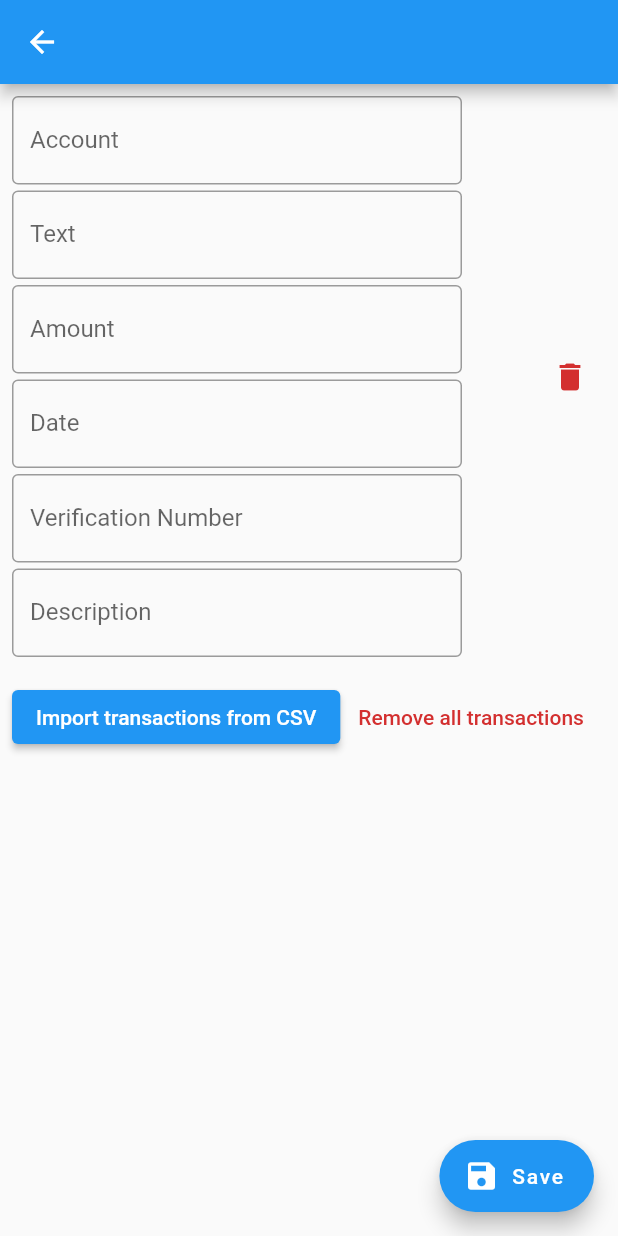
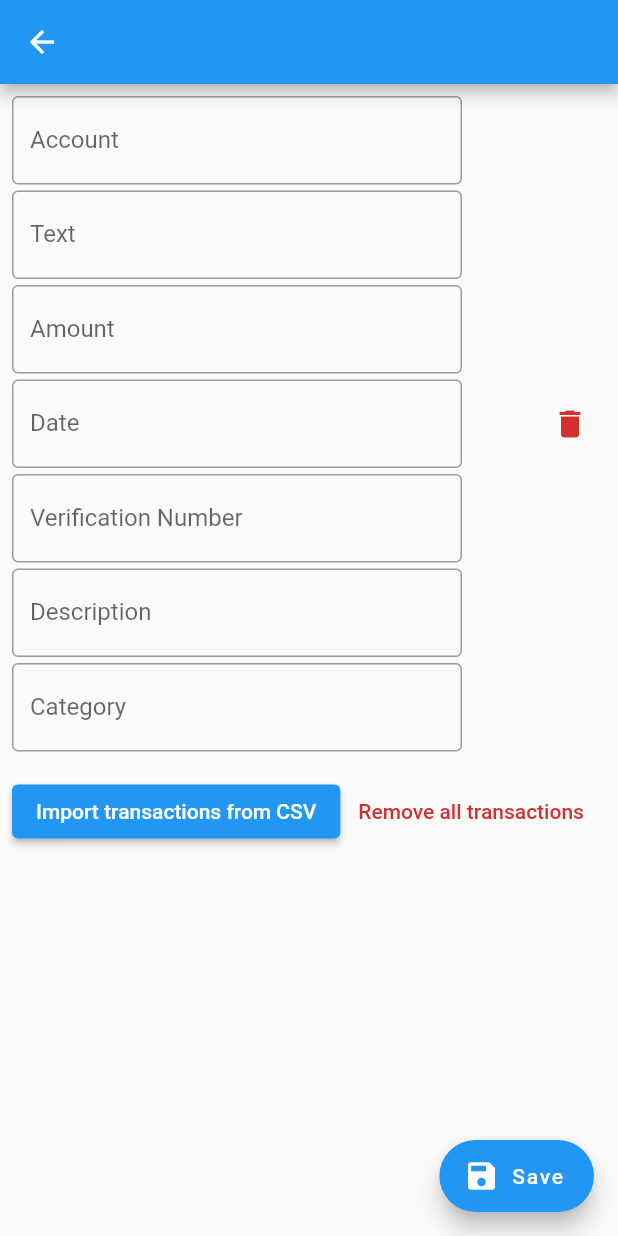
Before and after one commit to Hannnes1/expenses_tracker, a Flutter app: the screen it shows after launch, after a tap on the "add" icon, on a phone screen of 412 x 824 dp. Run offline on Flutter 3.47's test engine with Material 2 defaults, Android fonts, the light colour scheme and no system bars; our stand-ins replace csv, dio, file_picker, flutter_dotenv, freezed_annotation, logger and 2 more; network calls fail; statements that could not run were skipped.

Commit message:
Show categories in transactions list

```diff
--- a/expensetrack/analysis_options.yaml
+++ b/expensetrack/analysis_options.yaml
@@ -15,3 +15,4 @@ analyzer:
     - "**/app.locator.dart"
     - "**/app.router.dart"
     - "**/app.logger.dart"
+    - "**/*.g.dart"
--- a/expensetrack/lib/app/app.dart
+++ b/expensetrack/lib/app/app.dart
@@ -1,3 +1,4 @@
+import 'package:expensetrack/services/category_service.dart';
 import 'package:expensetrack/services/file_picker.dart';
 import 'package:expensetrack/services/transaction_service.dart';
 import 'package:expensetrack/ui/view/add_transactions/add_transactions_view.dart';
@@ -16,6 +17,7 @@ import 'package:stacked_services/stacked_services.dart';
     LazySingleton(classType: TransactionService),
     LazySingleton(classType: NavigationService),
     LazySingleton(classType: FilePickerService),
+    LazySingleton(classType: CategoryService),
   ],
   logger: StackedLogger(),
 )
--- a/expensetrack/lib/app/app.locator.dart
+++ b/expensetrack/lib/app/app.locator.dart
@@ -11,6 +11,7 @@ import 'package:stacked/stacked.dart';
 import 'package:stacked/stacked_annotations.dart';
 import 'package:stacked_services/stacked_services.dart';
 
+import '../services/category_service.dart';
 import '../services/file_picker.dart';
 import '../services/transaction_service.dart';
 
@@ -26,4 +27,5 @@ void setupLocator({String? environment, EnvironmentFilter? environmentFilter}) {
   locator.registerLazySingleton(() => TransactionService());
   locator.registerLazySingleton(() => NavigationService());
   locator.registerLazySingleton(() => FilePickerService());
+  locator.registerLazySingleton(() => CategoryService());
 }
--- a/expensetrack/lib/models/transaction.dart
+++ b/expensetrack/lib/models/transaction.dart
@@ -11,7 +11,8 @@ class Transaction with _$Transaction {
   factory Transaction({
     /// The ID of the category.
     ///
-    /// Will be ignored when writing.
+    /// Will be ignored, and therefore omitted, when writing.
+    /// When reading, the value will allways be non-null.
     int? id,
 
     /// The date that the transaction was made.
@@ -39,6 +40,12 @@ class Transaction with _$Transaction {
     String? description,
 
     required num amount,
+
+    /// The ID:s of the categories that the transaction belongs to.
+    ///
+    /// Will be ignored, and therefore omitted, when writing.
+    /// When reading, the value will allways be non-null.
+    List<int>? categories,
   }) = _Transaction;
 
   factory Transaction.fromJson(Map<String, dynamic> json) => _$TransactionFromJson(json);
--- /dev/null
+++ b/expensetrack/lib/services/category_service.dart
@@ -0,0 +1,24 @@
+import 'package:dio/dio.dart';
+import 'package:expensetrack/app/app.locator.dart';
+import 'package:expensetrack/app/app.logger.dart';
+import 'package:expensetrack/app/env_vars.dart';
+import 'package:expensetrack/models/category.dart';
+
+class CategoryService {
+  final Dio _dio = locator<Dio>()..options.baseUrl = EnvVars.BASE_URL;
+
+  final _log = getLogger('CategoryService');
+
+  Future<List<Category>> getCategories([List<int>? idFilter]) async {
+    _log.i('idFilter: $idFilter');
+
+    final response = await _dio.get(
+      '/categories/',
+      queryParameters: {
+        'id[]': idFilter,
+      },
+    );
+
+    return (response.data as List<dynamic>).map((category) => Category.fromJson(category)).toList();
+  }
+}
--- a/expensetrack/lib/services/transaction_service.dart
+++ b/expensetrack/lib/services/transaction_service.dart
@@ -26,16 +26,11 @@ class TransactionService {
   Future<void> addTransactions(List<Transaction> transactions) async {
     _log.i('transactions: $transactions');
 
-    try {
     await _dio.post(
       '/transactions/',
       data: {
         'transactions': transactions.map((e) => e.toJson()).toList(),
       },
     );
-      _log.i('Successfully added transactions');
-    } catch (e) {
-      _log.e('Error adding transactions: $e');
   }
 }
-}
--- a/expensetrack/lib/ui/view/add_transactions/add_transactions_view.dart
+++ b/expensetrack/lib/ui/view/add_transactions/add_transactions_view.dart
@@ -65,6 +65,11 @@ class AddTransactionsView extends StatelessWidget {
                           labelText: 'Description',
                           onChanged: (value) => model.addIfNotExists(index),
                           controller: model.descriptionControllers[index],
+                        ),
+                        _TextField(
+                          labelText: 'Category',
+                          onChanged: (value) => model.addIfNotExists(index),
+                          controller: model.categoriesControllers[index],
                         ),
                       ],
                     ),
--- a/expensetrack/lib/ui/view/add_transactions/add_transactions_viewmodel.dart
+++ b/expensetrack/lib/ui/view/add_transactions/add_transactions_viewmodel.dart
@@ -26,6 +26,7 @@ class AddTransactionsViewModel extends BaseViewModel {
   final List<TextEditingController> dateControllers = [];
   final List<TextEditingController> verificationNumberControllers = [];
   final List<TextEditingController> descriptionControllers = [];
+  final List<TextEditingController> categoriesControllers = [];
 
   /// Add a new transaction to the list of transactions, if index doesn't exist.
   void addIfNotExists(int index) {
@@ -48,6 +49,7 @@ class AddTransactionsViewModel extends BaseViewModel {
     DateTime? date,
     String? verificationNumber,
     String? description,
+    String? categories,
   }) {
     accountControllers.add(TextEditingController(text: account));
     textControllers.add(TextEditingController(text: text));
@@ -55,6 +57,7 @@ class AddTransactionsViewModel extends BaseViewModel {
     dateControllers.add(TextEditingController(text: date == null ? null : DateFormat('yyyy-MM-dd').format(date)));
     verificationNumberControllers.add(TextEditingController(text: verificationNumber));
     descriptionControllers.add(TextEditingController(text: description));
+    categoriesControllers.add(TextEditingController(text: categories));
   }
 
   /// Remove a transaction from the list of transactions.
@@ -67,6 +70,7 @@ class AddTransactionsViewModel extends BaseViewModel {
     dateControllers.remove(TextEditingController());
     verificationNumberControllers.remove(TextEditingController());
     descriptionControllers.remove(TextEditingController());
+    categoriesControllers.remove(TextEditingController());
 
     notifyListeners();
   }
@@ -76,7 +80,7 @@ class AddTransactionsViewModel extends BaseViewModel {
 
     setBusy(true);
 
-    final List<Transaction> transactions = [];
+    final transactions = <Transaction>[];
 
     for (var i = 0; i < accountControllers.length; i++) {
       transactions.add(Transaction(
@@ -87,6 +91,7 @@ class AddTransactionsViewModel extends BaseViewModel {
         date: DateTime.parse(dateControllers[i].text),
         verificationNumber: verificationNumberControllers[i].text,
         description: descriptionControllers[i].text,
+        categories: categoriesControllers[i].text.split(',').map((e) => int.parse(e)).toList(),
       ));
     }
 
--- a/expensetrack/lib/ui/view/home/transactions/transactions_view.dart
+++ b/expensetrack/lib/ui/view/home/transactions/transactions_view.dart
@@ -26,7 +26,7 @@ class TransactionsView extends StatelessWidget {
                   subtitle: Column(
                     crossAxisAlignment: CrossAxisAlignment.start,
                     children: [
-                      const Text('[Category]'),
+                      Text(model.categoriesForTransaction(transaction)),
                       Text(transaction.account),
                     ],
                   ),
--- a/expensetrack/lib/ui/view/home/transactions/transactions_viewmodel.dart
+++ b/expensetrack/lib/ui/view/home/transactions/transactions_viewmodel.dart
@@ -1,12 +1,15 @@
 import 'package:expensetrack/app/app.locator.dart';
 import 'package:expensetrack/app/app.logger.dart';
+import 'package:expensetrack/models/category.dart';
 import 'package:expensetrack/models/transaction.dart';
+import 'package:expensetrack/services/category_service.dart';
 import 'package:expensetrack/services/transaction_service.dart';
 import 'package:flutter/widgets.dart';
 import 'package:stacked/stacked.dart';
 
 class TransactionsViewModel extends BaseViewModel {
   final TransactionService _transactionService = locator<TransactionService>();
+  final CategoryService _categoryService = locator<CategoryService>();
 
   final _log = getLogger('TransactionsViewModel');
 
@@ -21,25 +24,35 @@ class TransactionsViewModel extends BaseViewModel {
 
   final ScrollController scrollController = ScrollController();
 
+  List<Category> _categories = [];
+
   void init() async {
     _log.i('');
 
-    await loadMore();
+    await _loadCategories();
 
-    while (!isBusy && scrollController.position.pixels + 100 >= scrollController.position.maxScrollExtent ) {
-      loadMore();
-    }
+    await _loadMore();
 
     scrollController.addListener(() {
-      if (scrollController.position.pixels + 100 >= scrollController.position.maxScrollExtent) {
-        loadMore();
+      if (!isBusy && scrollController.position.pixels + 100 >= scrollController.position.maxScrollExtent) {
+        _loadMore();
       }
     });
 
     notifyListeners();
   }
 
-  Future<void> loadMore() async {
+  Future<void> _loadCategories() async {
+    _log.i('');
+
+    setBusy(true);
+
+    _categories = await _categoryService.getCategories();
+
+    setBusy(false);
+  }
+
+  Future<void> _loadMore() async {
     _log.i('');
 
     // Don't attempt to load more if we're already loading, or no more transactions exist.
@@ -49,11 +62,15 @@ class TransactionsViewModel extends BaseViewModel {
 
     setBusy(true);
 
-    final response = await _transactionService.getTransactions(_offset);
+    final response = await _transactionService.getTransactions(_offset, 20);
     _offset += response.transactions.length;
     _totalCount = response.totalCount;
     _transactions.addAll(response.transactions);
 
     setBusy(false);
   }
+
+  String categoriesForTransaction(Transaction transaction) {
+    return _categories.where((e) => transaction.categories!.contains(e.id)).map((e) => e.name).join(', ');
+  }
 }
```
Also changed, not shown: expensetrack/lib/models/transaction.freezed.dart, expensetrack/lib/models/transaction.g.dart, 1 other file. Lines whose indentation alone changed are shown as unchanged.
